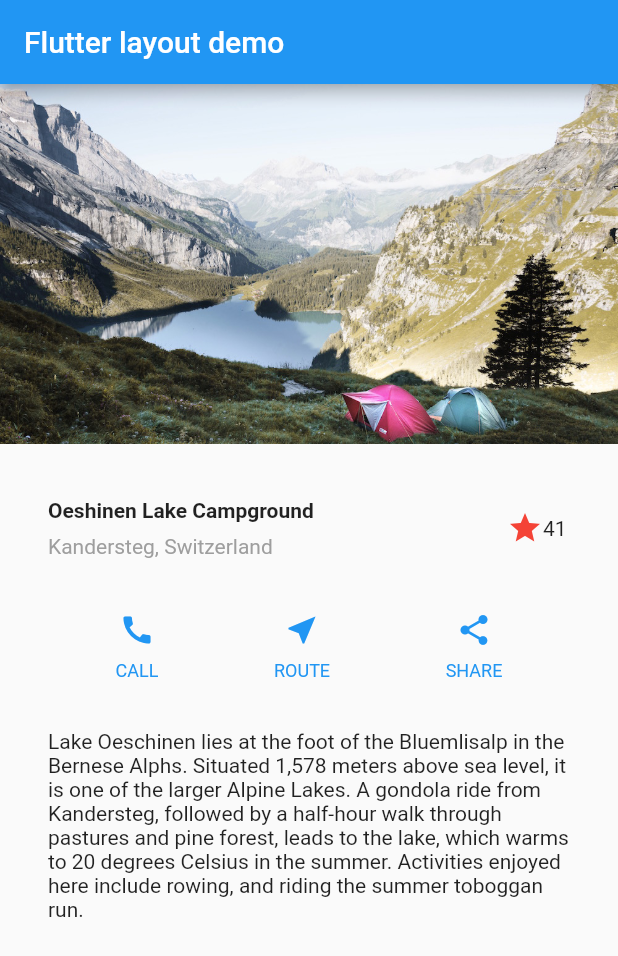
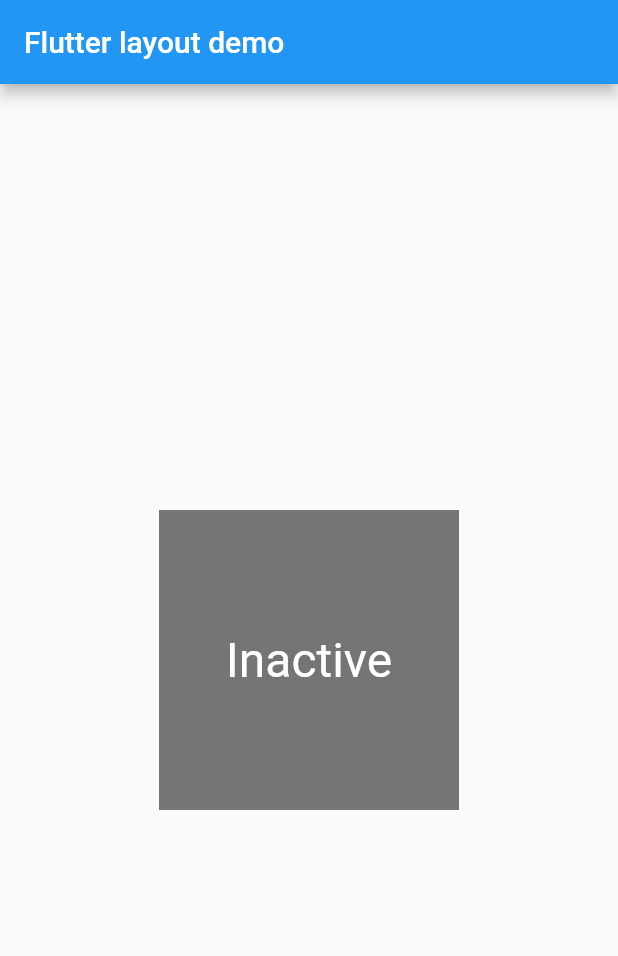
Before and after one commit to CoderNamedHendrick/flutter_tut_project, a Flutter app: the screen it shows after launch, on a phone screen of 412 x 824 dp. Shown: the top 956 px of the screen. Run offline on Flutter 3.47's test engine with Material 2 defaults, Android fonts, the phone set to English and light mode, and no system bars.

```diff
--- a/lib/main.dart
+++ b/lib/main.dart
@@ -5,6 +5,41 @@ void main() {
   runApp(MyApp());
 }
 
+class TapboxA extends StatefulWidget{
+  TapboxA({Key key}) : super(key: key);
+
+  @override
+  _TapboxAState createState() => _TapboxAState();
+}
+
+class _TapboxAState extends State<TapboxA> {
+  bool _active = false;
+
+  void _handleTap(){
+    setState(() {
+      _active = !_active;
+    });
+  }
+  @override
+  Widget build(BuildContext context) {
+    return GestureDetector(
+      onTap: _handleTap,
+      child: Container(
+        child: Center(
+          child: Text(
+            _active ? 'Active' : 'Inactive',
+            style: TextStyle(fontSize: 32, color: Colors.white),
+          ),
+        ),
+        width: 200,
+        height: 200,
+        decoration: BoxDecoration(
+          color: _active ? Colors.lightGreen[700] : Colors.grey[600]
+        ),
+      ),
+    );
+  }
+}
 class MyApp extends StatelessWidget {
 
   // Title Section Widget
@@ -78,18 +113,20 @@ class MyApp extends StatelessWidget {
         appBar: AppBar(
           title: Text('Flutter layout demo'),
         ),
-        body: ListView(
-          children: [
-            Image.asset(
-              'images/lake.jpg',
-            width: 600,
-            height: 240,
-            fit: BoxFit.cover,
-            ),
-            titleSection,
-            buttonSection,
-            textSection,
-          ],
+        // body: ListView(
+        //   children: [
+        //     Image.asset(
+        //       'images/lake.jpg',
+        //     width: 600,
+        //     height: 240,
+        //     fit: BoxFit.cover,
+        //     ),
+        //     titleSection,
+        //     buttonSection,
+        //     textSection,
+        //   ],
+        body: Center(
+          child: TapboxA(),
         ),
       ),
     );
```
